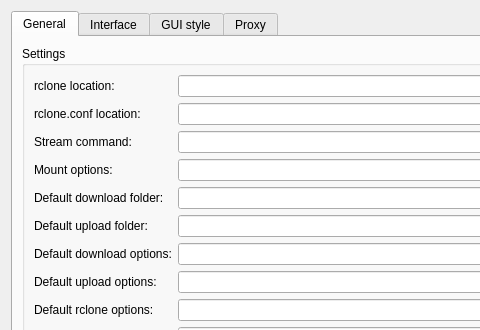
The window that src/preferences_dialog.ui (holazt/RcloneBrowser) describes before a commit, drawn with Qt 5; both pictures show x 0 to 480 and y 0 to 330 of the 620 by 761 pixel window.
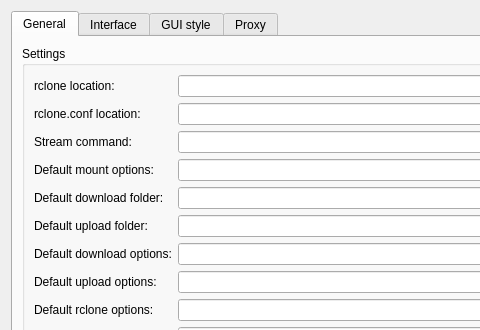
The same window after the commit.

```diff
--- a/src/preferences_dialog.ui
+++ b/src/preferences_dialog.ui
@@ -70,7 +70,7 @@
           <item row="7" column="0">
            <widget class="QLabel" name="mountLabel">
             <property name="text">
-             <string>Mount options:</string>
+             <string>Default mount options:</string>
             </property>
             <property name="buddy">
              <cstring>mount</cstring>
```
